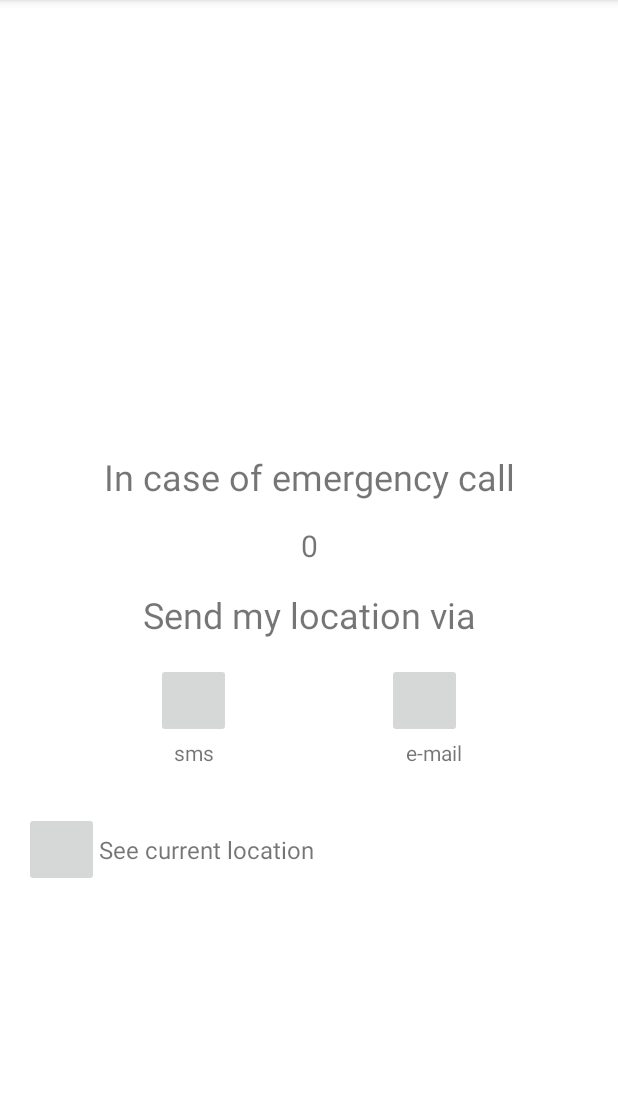
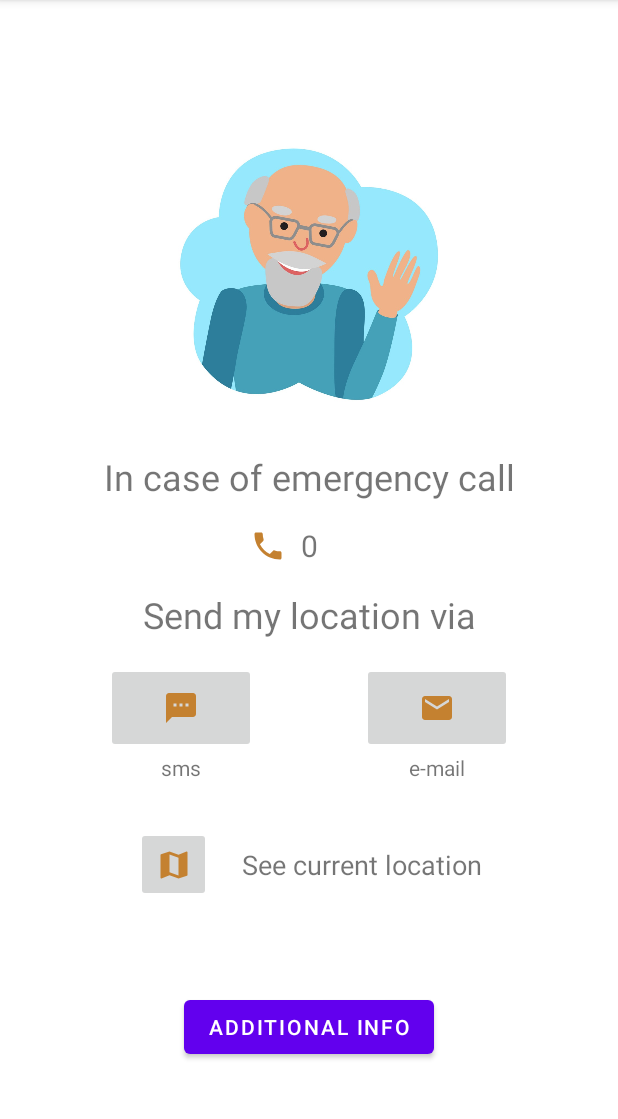
Before and after one commit to Rocio-hub/TakeMeHomeApp, an Android app: the InfoActivity screen opened directly, with no data from a screen before it, after a tap on an icon or button, on a phone screen of 412 x 824 dp, the part 84-1203 px from its top. Run offline under Robolectric (Android 15) with nearby library versions, the phone set to English and light mode, and no system bars; 6 statements that could not run were skipped.

Commit message:
info activity gets mock data

```diff
--- a/app/build.gradle
+++ b/app/build.gradle
@@ -45,4 +45,6 @@ dependencies {
     androidTestImplementation 'androidx.test.espresso:espresso-core:3.3.0'
 
     implementation 'com.budiyev.android:code-scanner:2.1.0'
+
+    implementation 'com.jakewharton:process-phoenix:2.0.0'
 }
--- a/app/src/main/AndroidManifest.xml
+++ b/app/src/main/AndroidManifest.xml
@@ -4,6 +4,8 @@
 
     <uses-permission android:name="android.permission.CAMERA" />
     <uses-permission android:name="android.permission.WRITE_EXTERNAL_STORAGE" />
+    <uses-permission android:name="android.permission.ACCESS_FINE_LOCATION" />
+    <uses-permission android:name="android.permission.ACCESS_COARSE_LOCATION" />
 
     <application
         android:allowBackup="true"
--- a/app/src/main/java/com/easv/takemehomeapp/Activities/InfoActivity.kt
+++ b/app/src/main/java/com/easv/takemehomeapp/Activities/InfoActivity.kt
@@ -1,6 +1,18 @@
 package com.easv.takemehomeapp.Activities
 
+import android.Manifest
+import android.annotation.SuppressLint
+import android.content.Context
+import android.content.Intent
+import android.content.pm.PackageManager
+import android.location.Location
+import android.location.LocationListener
+import android.location.LocationManager
+import android.net.Uri
+import android.os.Build
 import android.os.Bundle
+import android.text.util.Linkify
+import android.view.View
 import android.widget.Toast
 import androidx.appcompat.app.AppCompatActivity
 import com.easv.takemehomeapp.Model.BEPrivilegedUser
@@ -9,18 +21,28 @@ import com.easv.takemehomeapp.Model.Users
 import com.easv.takemehomeapp.R
 import kotlinx.android.synthetic.main.activity_info.*
 
+
 class InfoActivity : AppCompatActivity() {
-    private var lostUsersDB : Users = Users()
-    private lateinit var loggedUser : BEPrivilegedUser
+    private var lostUsersDB: Users = Users()
+    private lateinit var loggedUser: BEPrivilegedUser
     private lateinit var lostUser: BEUser
-    private var lostUserId: Int =0
+    private var lostUserId: Int = 0
+    private var currentLocationLat: Double = 0.0
+    private var currentLocationLon: Double = 0.0
+    private var myLocationListener: LocationListener? = null //Initialize the Location Listener
 
     override fun onCreate(savedInstanceState: Bundle?) {
         super.onCreate(savedInstanceState)
         setContentView(R.layout.activity_info)
 
-        imageButton_sms.setOnClickListener {v -> onClickSms()}
-        imageButton_email.setOnClickListener {v -> onClickEmail()}
+        requestPermissions()
+        startListening()
+
+        textView_phone.setOnClickListener { v -> onClickPhone() }
+        imageButton_sms.setOnClickListener { v -> onClickSms() }
+        imageButton_email.setOnClickListener { v -> onClickEmail() }
+        imageButton_map.setOnClickListener { v -> onClickMap() }
+        button_additInfo.setOnClickListener { v -> onClickAdditInfo() }
 
         var extras: Bundle = intent.extras!! // We get the extras sent from the previous activity
         lostUserId = extras.getInt("lostUserId")
@@ -28,28 +50,125 @@ class InfoActivity : AppCompatActivity() {
         loggedUser = extras.getSerializable("user") as BEPrivilegedUser
         Toast.makeText(this, "User name is: ${loggedUser.username}", Toast.LENGTH_SHORT).show()
         Toast.makeText(this, "User role is: ${loggedUser.role}", Toast.LENGTH_SHORT).show()
+
+        if (loggedUser.role != "police" && loggedUser.role != "medicalStaff") button_additInfo.setVisibility(
+            View.GONE
+        )
+
         getUserInfo()
     }
 
+    private val permissions = arrayOf(
+        Manifest.permission.ACCESS_FINE_LOCATION, Manifest.permission.ACCESS_COARSE_LOCATION
+    )
+
+    private fun requestPermissions() {
+        if (!isPermissionGiven()) {
+            Toast.makeText(this, "Permission to use GPS denied", Toast.LENGTH_SHORT).show()
+            if (Build.VERSION.SDK_INT >= Build.VERSION_CODES.M) requestPermissions(permissions, 1)
+        } else Toast.makeText(this, "Permission to use GPS granted", Toast.LENGTH_SHORT).show()
+    }
+
+    private fun isPermissionGiven(): Boolean {
+        if (Build.VERSION.SDK_INT >= Build.VERSION_CODES.M)
+            return permissions.all { p -> checkSelfPermission(p) == PackageManager.PERMISSION_GRANTED }
+        return true
+    }
+
     private fun getUserInfo() {
-        if(lostUser != null) {
+        if (lostUser != null) {
             textView_name.text = "${lostUser.firstName} ${lostUser.lastName}"
             textView_phone.text = "${lostUser.phone}"
-        }else{
+            Linkify.addLinks(textView_phone, Linkify.ALL);
+        } else {
             Toast.makeText(this, "error", Toast.LENGTH_SHORT).show()
         }
     }
 
+    private fun onClickPhone() {
+        val intent = Intent(Intent.ACTION_DIAL)
+        intent.data = Uri.parse("tel: ${lostUser.phone}")
+        startActivity(intent)
+    }
 
     private fun onClickSms() {
+        val sendIntent = Intent(Intent.ACTION_VIEW)
+        sendIntent.data = Uri.parse("sms: ${lostUser.phone}")
+        sendIntent.putExtra(
+            "sms_body",
+            "Hello, this is my location via sms: Latitude: $currentLocationLat Longitute: $currentLocationLon"
+        )
+        startActivity(sendIntent)
+    }
+
+    private fun onClickEmail() {
+        val intent = Intent(Intent.ACTION_SEND)
+        intent.type = "plain/text"
+        val receivers = arrayOf(lostUser.email)
+        intent.putExtra(Intent.EXTRA_EMAIL, receivers)
+        intent.putExtra(
+            Intent.EXTRA_TEXT,
+            "Hello, this is my location via email: Latitude: $currentLocationLat Longitude: $currentLocationLon"
+        )
+        startActivity(intent)
+    }
+
+    private fun onClickMap() {
+        // val intent = Intent(this, MapsActivity::class.java)
+        // intent.putExtra("currentLocationLat", currentLocationLat)
+        //intent.putExtra("currentLocationLon", currentLocationLon)
+        // startActivity(intent)
+    }
+
+    private fun onClickAdditInfo() {
         TODO("Not yet implemented")
     }
 
-    private fun onClickEmail() {
-        TODO("Not yet implemented")
+    @SuppressLint("MissingPermission")
+    private fun getLocation() {
+   /*     if (!isPermissionGiven())
+            Toast.makeText(this, "You dont have permission for using GPS", Toast.LENGTH_SHORT)
+                .show()
+
+        val locationManager = getSystemService(Context.LOCATION_SERVICE) as LocationManager
+        val location = locationManager.getLastKnownLocation(LocationManager.GPS_PROVIDER)
+
+        //handle cases: location can be null
+        if (location != null) {
+            currentLocationLat = location.latitude
+            currentLocationLon = location.longitude
+        }*/
     }
+
+    @SuppressLint("MissingPermission")
+    //Method that will listen and set the location
+    private fun startListening() {
+        if (!isPermissionGiven()) return
+
+        if (myLocationListener == null)
+            myLocationListener = object : LocationListener {
+
+                override fun onLocationChanged(location: Location) {
+                    currentLocationLat = location.latitude
+                    currentLocationLon = location.longitude
+                }
+
+                override fun onStatusChanged(provider: String?, status: Int, extras: Bundle?) {
+                }
+            }
+
+        val locationManager = getSystemService(Context.LOCATION_SERVICE) as LocationManager
+        locationManager.requestLocationUpdates(
+            LocationManager.GPS_PROVIDER,
+            0,
+            0.0F,
+            myLocationListener!!
+        )
+    }
+
 
     override fun onBackPressed() {
         //app wont go back to login
     }
+
 }
--- a/app/src/main/java/com/easv/takemehomeapp/Activities/LoginActivity.kt
+++ b/app/src/main/java/com/easv/takemehomeapp/Activities/LoginActivity.kt
@@ -7,9 +7,12 @@ import android.widget.Toast
 import androidx.appcompat.app.AppCompatActivity
 import com.easv.takemehomeapp.Model.PrivilegedUsers
 import com.easv.takemehomeapp.R
+import com.jakewharton.processphoenix.ProcessPhoenix
 import kotlinx.android.synthetic.main.activity_login.*
-private var privUsersDB : PrivilegedUsers = PrivilegedUsers()
+
+private var privUsersDB: PrivilegedUsers = PrivilegedUsers()
 private var lostUserId: Int = 0
+
 class LoginActivity : AppCompatActivity() {
     override fun onCreate(savedInstanceState: Bundle?) {
         super.onCreate(savedInstanceState)
@@ -26,14 +29,13 @@ class LoginActivity : AppCompatActivity() {
         if (validateInput()) {
             val username = editText_name.text.toString()
             val password = editText_password.text.toString()
-            if(privUsersDB.checkUserExists(username, password) != null){
+            if (privUsersDB.checkUserExists(username, password) != null) {
                 val intent = Intent(this, InfoActivity::class.java)
                 intent.putExtra("user", privUsersDB.checkUserExists(username, password))
                 intent.putExtra("lostUserId", lostUserId)
                 startActivity(intent)
                 Toast.makeText(this, "Login successful", Toast.LENGTH_SHORT).show()
-            }
-            else{
+            } else {
                 textView_error.setVisibility(View.VISIBLE)
                 textView_error.postDelayed({
                     textView_error.setVisibility(View.INVISIBLE)
@@ -60,4 +62,8 @@ class LoginActivity : AppCompatActivity() {
         }
         return true
     }
+
+    override fun onBackPressed() {
+        ProcessPhoenix.triggerRebirth(getApplicationContext());
+    }
 }
--- a/app/src/main/java/com/easv/takemehomeapp/Model/BEUser.kt
+++ b/app/src/main/java/com/easv/takemehomeapp/Model/BEUser.kt
@@ -1,8 +1,9 @@
 package com.easv.takemehomeapp.Model
 
-class BEUser (
+class BEUser(
     var id: Int,
     var firstName: String,
     var lastName: String,
     var phone: Int,
-    )
+    var email: String,
+)
--- a/app/src/main/java/com/easv/takemehomeapp/Model/Users.kt
+++ b/app/src/main/java/com/easv/takemehomeapp/Model/Users.kt
@@ -2,11 +2,11 @@ package com.easv.takemehomeapp.Model
 
 class Users {
 
-    var listOfUsers = arrayListOf<BEUser>(
-        BEUser(1, "firstName1", "lastName1", 123),
-        BEUser(2, "firstName2", "lastName2", 123),
-        BEUser(3, "firstName3", "lastName3", 123),
-        BEUser(123, "Lelota", "Yui", 12121212),
+    var listOfUsers = arrayListOf(
+        BEUser(1, "firstName1", "lastName1", 123, "a@b"),
+        BEUser(2, "firstName2", "lastName2", 123, "a@b"),
+        BEUser(3, "firstName3", "lastName3", 123, "a@b"),
+        BEUser(123, "Peter", "Parker", 12121212, "a@b"),
     )
 
     fun getLostUser(id: Int): BEUser {
@@ -16,6 +16,6 @@ class Users {
                     return i
             }
         }
-        return BEUser(0, "", "", 0)
+        return BEUser(0, "", "", 0, "")
     }
 }
--- /dev/null
+++ b/app/src/main/res/drawable/ic_baseline_email_24.xml
@@ -0,0 +1,5 @@
+<vector android:height="24dp" android:tint="#C48130"
+    android:viewportHeight="24" android:viewportWidth="24"
+    android:width="24dp" xmlns:android="http://schemas.android.com/apk/res/android">
+    <path android:fillColor="@android:color/white" android:pathData="M20,4L4,4c-1.1,0 -1.99,0.9 -1.99,2L2,18c0,1.1 0.9,2 2,2h16c1.1,0 2,-0.9 2,-2L22,6c0,-1.1 -0.9,-2 -2,-2zM20,8l-8,5 -8,-5L4,6l8,5 8,-5v2z"/>
+</vector>
--- /dev/null
+++ b/app/src/main/res/drawable/ic_baseline_local_phone_24.xml
@@ -0,0 +1,5 @@
+<vector android:height="24dp" android:tint="#C48130"
+    android:viewportHeight="24" android:viewportWidth="24"
+    android:width="24dp" xmlns:android="http://schemas.android.com/apk/res/android">
+    <path android:fillColor="@android:color/white" android:pathData="M6.62,10.79c1.44,2.83 3.76,5.14 6.59,6.59l2.2,-2.2c0.27,-0.27 0.67,-0.36 1.02,-0.24 1.12,0.37 2.33,0.57 3.57,0.57 0.55,0 1,0.45 1,1V20c0,0.55 -0.45,1 -1,1 -9.39,0 -17,-7.61 -17,-17 0,-0.55 0.45,-1 1,-1h3.5c0.55,0 1,0.45 1,1 0,1.25 0.2,2.45 0.57,3.57 0.11,0.35 0.03,0.74 -0.25,1.02l-2.2,2.2z"/>
+</vector>
--- /dev/null
+++ b/app/src/main/res/drawable/ic_baseline_map_24.xml
@@ -0,0 +1,5 @@
+<vector android:height="24dp" android:tint="#C48130"
+    android:viewportHeight="24" android:viewportWidth="24"
+    android:width="24dp" xmlns:android="http://schemas.android.com/apk/res/android">
+    <path android:fillColor="@android:color/white" android:pathData="M20.5,3l-0.16,0.03L15,5.1 9,3 3.36,4.9c-0.21,0.07 -0.36,0.25 -0.36,0.48V20.5c0,0.28 0.22,0.5 0.5,0.5l0.16,-0.03L9,18.9l6,2.1 5.64,-1.9c0.21,-0.07 0.36,-0.25 0.36,-0.48V3.5c0,-0.28 -0.22,-0.5 -0.5,-0.5zM15,19l-6,-2.11V5l6,2.11V19z"/>
+</vector>
--- /dev/null
+++ b/app/src/main/res/drawable/ic_baseline_sms_24.xml
@@ -0,0 +1,5 @@
+<vector android:height="24dp" android:tint="#C48130"
+    android:viewportHeight="24" android:viewportWidth="24"
+    android:width="24dp" xmlns:android="http://schemas.android.com/apk/res/android">
+    <path android:fillColor="@android:color/white" android:pathData="M20,2L4,2c-1.1,0 -1.99,0.9 -1.99,2L2,22l4,-4h14c1.1,0 2,-0.9 2,-2L22,4c0,-1.1 -0.9,-2 -2,-2zM9,11L7,11L7,9h2v2zM13,11h-2L11,9h2v2zM17,11h-2L15,9h2v2z"/>
+</vector>
--- a/app/src/main/res/layout/activity_info.xml
+++ b/app/src/main/res/layout/activity_info.xml
@@ -14,6 +14,7 @@
         app:layout_constraintEnd_toEndOf="parent"
         app:layout_constraintStart_toStartOf="parent"
         app:layout_constraintTop_toBottomOf="@+id/textView_name"
+        app:srcCompat="@drawable/drawing_icon_elderly_man_in_cloud_vector_18624479"
         tools:srcCompat="@tools:sample/avatars" />
 
     <TextView
@@ -34,7 +35,7 @@
         android:layout_width="wrap_content"
         android:layout_height="wrap_content"
         android:layout_marginTop="16dp"
-        android:text="TextView"
+        android:clickable="true"
         android:textSize="20sp"
         app:layout_constraintEnd_toEndOf="parent"
         app:layout_constraintStart_toStartOf="parent"
@@ -43,35 +44,37 @@
 
     <ImageButton
         android:id="@+id/imageButton_sms"
-        android:layout_width="50dp"
-        android:layout_height="50dp"
+        android:layout_width="100dp"
+        android:layout_height="60dp"
         android:layout_marginTop="16dp"
+        android:src="@drawable/ic_baseline_sms_24"
         app:layout_constraintEnd_toStartOf="@+id/imageButton_email"
         app:layout_constraintHorizontal_bias="0.5"
         app:layout_constraintStart_toStartOf="parent"
-        app:layout_constraintTop_toBottomOf="@+id/textView2"
-        tools:srcCompat="@tools:sample/avatars" />
+        app:layout_constraintTop_toBottomOf="@+id/textView2" />
 
     <ImageButton
         android:id="@+id/imageButton_email"
-        android:layout_width="50dp"
-        android:layout_height="50dp"
+        android:layout_width="100dp"
+        android:layout_height="60dp"
         android:layout_marginTop="16dp"
+        android:src="@drawable/ic_baseline_email_24"
         app:layout_constraintEnd_toEndOf="parent"
         app:layout_constraintHorizontal_bias="0.5"
         app:layout_constraintStart_toEndOf="@+id/imageButton_sms"
         app:layout_constraintTop_toBottomOf="@+id/textView2"
-        tools:srcCompat="@tools:sample/avatars[11]" />
+        tools:srcCompat="@drawable/ic_baseline_email_24" />
 
     <ImageButton
         android:id="@+id/imageButton_map"
         android:layout_width="50dp"
         android:layout_height="50dp"
-        android:layout_marginStart="16dp"
         android:layout_marginTop="30dp"
-        app:layout_constraintStart_toStartOf="parent"
-        app:layout_constraintTop_toBottomOf="@+id/textView3"
-        tools:srcCompat="@android:drawable/ic_menu_mapmode" />
+        android:src="@drawable/ic_baseline_map_24"
+        app:layout_constraintEnd_toStartOf="@+id/textView4"
+        app:layout_constraintHorizontal_bias="0.5"
+        app:layout_constraintStart_toStartOf="@+id/imageButton_sms"
+        app:layout_constraintTop_toBottomOf="@+id/textView3" />
 
     <TextView
         android:id="@+id/textView1"
@@ -94,18 +97,22 @@
         app:layout_constraintTop_toBottomOf="@+id/imageButton_sms" />
 
     <TextView
+        android:id="@+id/textView5"
         android:layout_width="wrap_content"
         android:layout_height="wrap_content"
         android:text="e-mail"
         app:layout_constraintEnd_toEndOf="@+id/imageButton_email"
+        app:layout_constraintStart_toStartOf="@+id/imageButton_email"
         app:layout_constraintTop_toBottomOf="@+id/imageButton_email" />
 
     <TextView
+        android:id="@+id/textView4"
         android:layout_width="wrap_content"
         android:layout_height="wrap_content"
         android:text="See current location"
-        android:textSize="16sp"
+        android:textSize="18sp"
         app:layout_constraintBottom_toBottomOf="@+id/imageButton_map"
+        app:layout_constraintEnd_toEndOf="@+id/imageButton_email"
         app:layout_constraintStart_toEndOf="@+id/imageButton_map"
         app:layout_constraintTop_toTopOf="@+id/imageButton_map" />
 
@@ -119,4 +126,24 @@
         app:layout_constraintEnd_toEndOf="parent"
         app:layout_constraintStart_toStartOf="parent"
         app:layout_constraintTop_toBottomOf="@+id/textView_phone" />
+
+    <Button
+        android:id="@+id/button_additInfo"
+        android:layout_width="wrap_content"
+        android:layout_height="wrap_content"
+        android:text="Additional info"
+        app:layout_constraintBottom_toBottomOf="parent"
+        app:layout_constraintEnd_toEndOf="parent"
+        app:layout_constraintStart_toStartOf="parent"
+        app:layout_constraintTop_toBottomOf="@+id/imageButton_map" />
+
+    <ImageView
+        android:id="@+id/imageView2"
+        android:layout_width="0dp"
+        android:layout_height="wrap_content"
+        android:layout_marginEnd="10dp"
+        android:src="@drawable/ic_baseline_local_phone_24"
+        app:layout_constraintBottom_toBottomOf="@+id/textView_phone"
+        app:layout_constraintEnd_toStartOf="@+id/textView_phone"
+        app:layout_constraintTop_toTopOf="@+id/textView_phone" />
 </androidx.constraintlayout.widget.ConstraintLayout>
--- a/app/src/main/res/values/strings.xml
+++ b/app/src/main/res/values/strings.xml
@@ -1,3 +1,5 @@
 <resources>
     <string name="app_name">TakeMeHomeApp</string>
+    <string name="applink"><a href="https://play.google.com/store/apps/details?id=com.themarkwebs.govcard"></a>
+</string>
 </resources>
```
Also changed, not shown: app/src/main/java/com/easv/takemehomeapp/Model/PrivilegedUsers.kt (indentation only), app/src/main/res/drawable/drawing_icon_elderly_man_in_cloud_vector_18624479.jpg (added).
